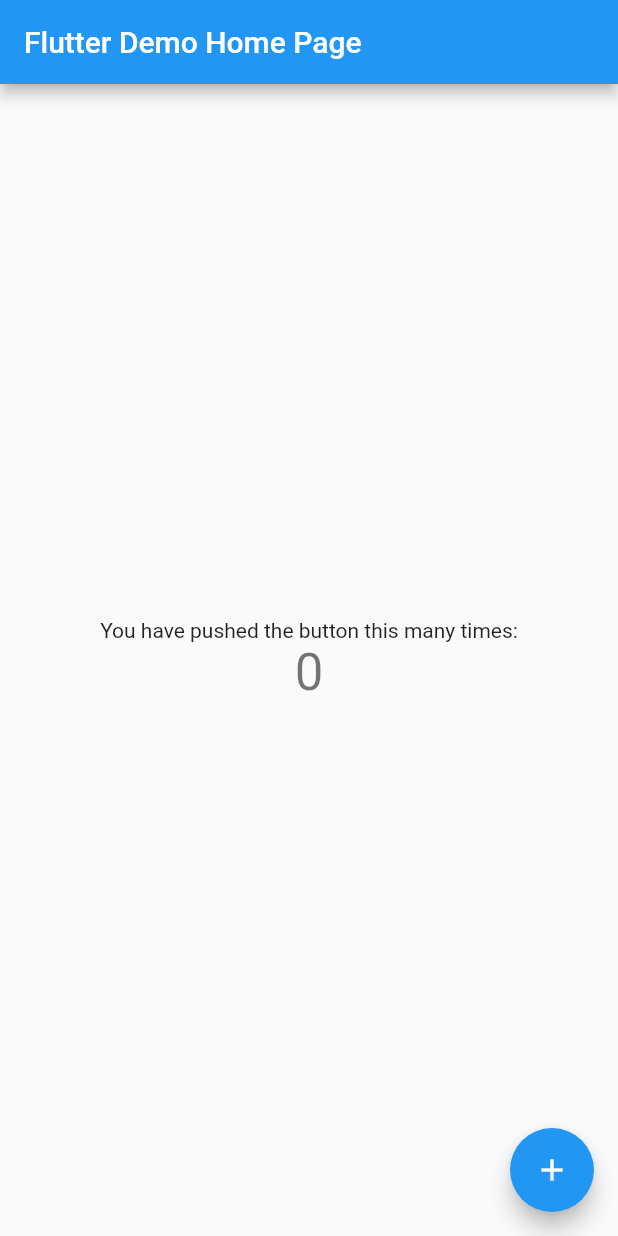
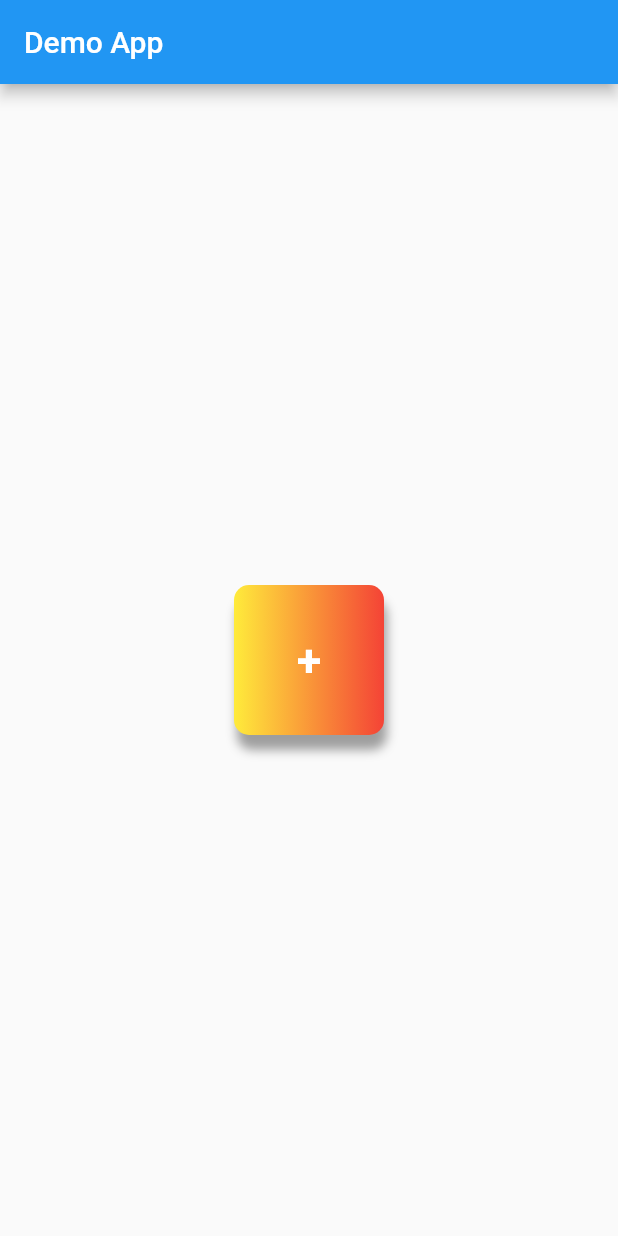
Before and after one commit to FareenaEhtesham/Flutter-Basics, a Flutter app: the screen it shows after launch, on a phone screen of 412 x 824 dp. Run offline on Flutter 3.47's test engine with Material 2 defaults, Android fonts, the phone set to English and light mode, and no system bars.

Commit message:
basic style properties

```diff
--- a/demo_app/lib/main.dart
+++ b/demo_app/lib/main.dart
@@ -1,115 +1,49 @@
 import 'package:flutter/material.dart';
+import 'package:flutter/cupertino.dart';
 
 void main() {
-  runApp(const MyApp());
+  runApp(MaterialApp(
+    title: "Demo App", //shows when your app is minimize
+    home: HomePage(),
+  ));
 }
 
-class MyApp extends StatelessWidget {
-  const MyApp({Key? key}) : super(key: key);
-
-  // This widget is the root of your application.
-  @override
-  Widget build(BuildContext context) {
-    return MaterialApp(
-      title: 'Flutter Demo',
-      theme: ThemeData(
-        // This is the theme of your application.
-        //
-        // Try running your application with "flutter run". You'll see the
-        // application has a blue toolbar. Then, without quitting the app, try
-        // changing the primarySwatch below to Colors.green and then invoke
-        // "hot reload" (press "r" in the console where you ran "flutter run",
-        // or simply save your changes to "hot reload" in a Flutter IDE).
-        // Notice that the counter didn't reset back to zero; the application
-        // is not restarted.
-        primarySwatch: Colors.blue,
-      ),
-      home: const MyHomePage(title: 'Flutter Demo Home Page'),
-    );
-  }
-}
-
-class MyHomePage extends StatefulWidget {
-  const MyHomePage({Key? key, required this.title}) : super(key: key);
-
-  // This widget is the home page of your application. It is stateful, meaning
-  // that it has a State object (defined below) that contains fields that affect
-  // how it looks.
-
-  // This class is the configuration for the state. It holds the values (in this
-  // case the title) provided by the parent (in this case the App widget) and
-  // used by the build method of the State. Fields in a Widget subclass are
-  // always marked "final".
-
-  final String title;
-
-  @override
-  State<MyHomePage> createState() => _MyHomePageState();
-}
-
-class _MyHomePageState extends State<MyHomePage> {
-  int _counter = 0;
-
-  void _incrementCounter() {
-    setState(() {
-      // This call to setState tells the Flutter framework that something has
-      // changed in this State, which causes it to rerun the build method below
-      // so that the display can reflect the updated values. If we changed
-      // _counter without calling setState(), then the build method would not be
-      // called again, and so nothing would appear to happen.
-      _counter++;
-    });
-  }
+class HomePage extends StatelessWidget {
+  const HomePage({Key? key}) : super(key: key);
 
   @override
   Widget build(BuildContext context) {
-    // This method is rerun every time setState is called, for instance as done
-    // by the _incrementCounter method above.
-    //
-    // The Flutter framework has been optimized to make rerunning build methods
-    // fast, so that you can just rebuild anything that needs updating rather
-    // than having to individually change instances of widgets.
     return Scaffold(
-      appBar: AppBar(
-        // Here we take the value from the MyHomePage object that was created by
-        // the App.build method, and use it to set our appbar title.
-        title: Text(widget.title),
-      ),
-      body: Center(
-        // Center is a layout widget. It takes a single child and positions it
-        // in the middle of the parent.
-        child: Column(
-          // Column is also a layout widget. It takes a list of children and
-          // arranges them vertically. By default, it sizes itself to fit its
-          // children horizontally, and tries to be as tall as its parent.
-          //
-          // Invoke "debug painting" (press "p" in the console, choose the
-          // "Toggle Debug Paint" action from the Flutter Inspector in Android
-          // Studio, or the "Toggle Debug Paint" command in Visual Studio Code)
-          // to see the wireframe for each widget.
-          //
-          // Column has various properties to control how it sizes itself and
-          // how it positions its children. Here we use mainAxisAlignment to
-          // center the children vertically; the main axis here is the vertical
-          // axis because Columns are vertical (the cross axis would be
-          // horizontal).
-          mainAxisAlignment: MainAxisAlignment.center,
-          children: <Widget>[
-            const Text(
-              'You have pushed the button this many times:',
+        appBar: AppBar(
+          title: Text("Demo App"),
+        ),
+        body: Center(
+          child: Container(
+            padding: const EdgeInsets.all(10),
+            alignment: Alignment.center,
+            decoration: BoxDecoration(
+              color: Colors.teal,
+              // shape: BoxShape.circle,
+              borderRadius: BorderRadius.circular(10),
+              gradient: LinearGradient(colors: [Colors.yellow, Colors.red]),
+              boxShadow: [
+                BoxShadow(
+                    color: Colors.grey,
+                    blurRadius: 5,
+                    offset: Offset(2.0, 10.0))
+              ],
             ),
-            Text(
-              '$_counter',
-              style: Theme.of(context).textTheme.headline4,
+            width: 100,
+            height: 100,
+            child: Text(
+              "+",
+              style: TextStyle(
+                fontSize: 30,
+                fontWeight: FontWeight.bold,
+                color: Colors.white,
+              ),
             ),
-          ],
-        ),
-      ),
-      floatingActionButton: FloatingActionButton(
-        onPressed: _incrementCounter,
-        tooltip: 'Increment',
-        child: const Icon(Icons.add),
-      ), // This trailing comma makes auto-formatting nicer for build methods.
-    );
+          ),
+        ));
   }
 }
```
